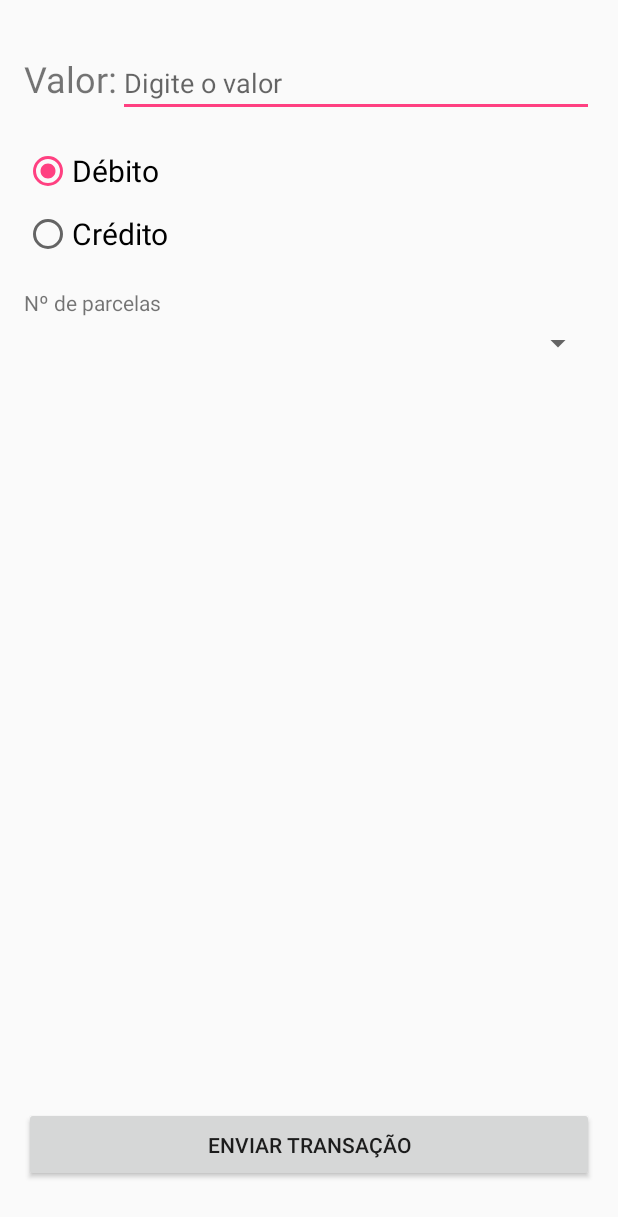
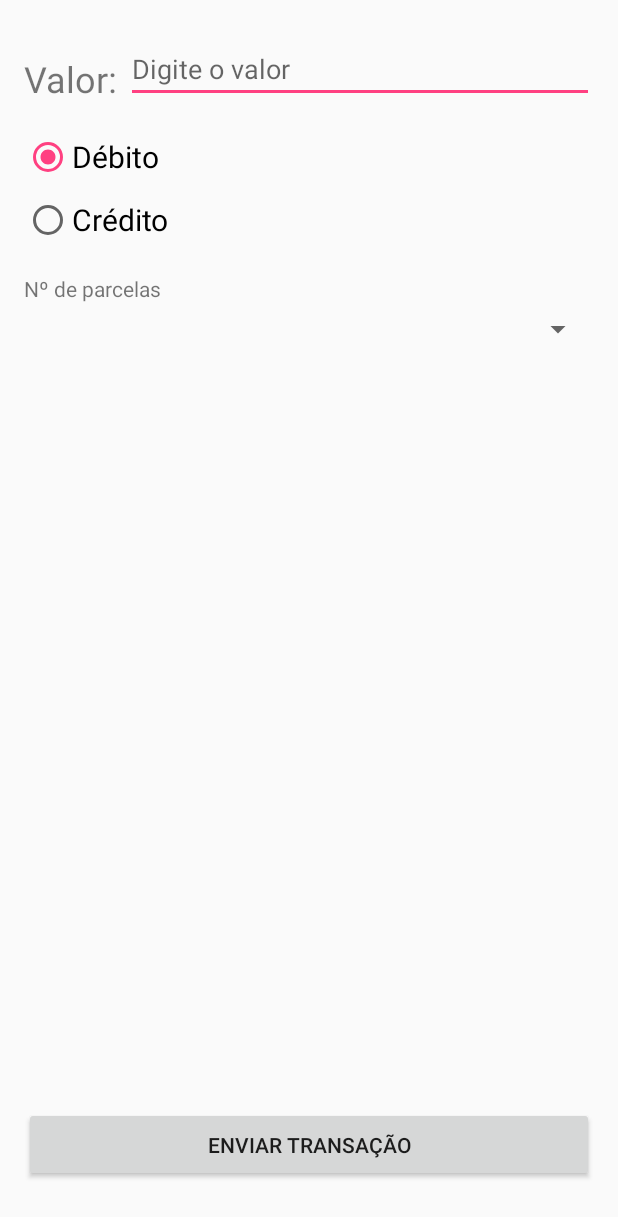
Before and after one commit to stone-pagamentos/Android-Uri-demo, an Android app: the layout activity_transaction.xml on its own in the app's theme, with its tools: preview values and no code run, on a phone screen of 412 x 824 dp. Shown: the top 1217 px of the screen. Run offline under Robolectric (Android 15) with nearby library versions, the phone set to English and light mode, and no system bars.

Commit message:
Fix layout on Moto X

```diff
--- a/app/src/main/res/layout/activity_transaction.xml
+++ b/app/src/main/res/layout/activity_transaction.xml
@@ -19,9 +19,11 @@
       android:id="@+id/editTextValue"
       android:layout_width="match_parent"
       android:layout_height="wrap_content"
-      android:layout_alignBaseline="@+id/textViewValue"
-      android:layout_alignTop="@+id/textViewValue"
+      android:layout_toEndOf="@+id/textViewValue"
       android:layout_toRightOf="@+id/textViewValue"
+      android:layout_alignBottom="@+id/textViewValue"
+      android:layout_marginTop="2dp"
+      android:layout_marginLeft="5dp"
       android:hint="@string/transaction_enter_value"
       android:inputType="number" >
 
@@ -32,7 +34,7 @@
       android:id="@+id/radioGroupDebitCredit"
       android:layout_width="wrap_content"
       android:layout_height="wrap_content"
-      android:layout_below="@+id/editTextValue"
+      android:layout_below="@+id/textViewValue"
       android:layout_marginTop="20dp" >
 
     <RadioButton
```
